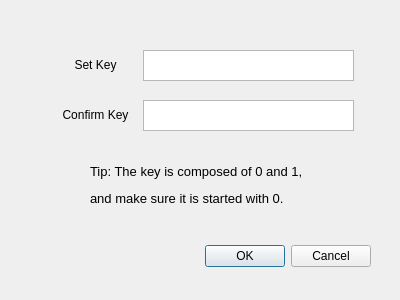
Above: keydialog.ui from valour01/FileManager before the change. Below: the same form after it.
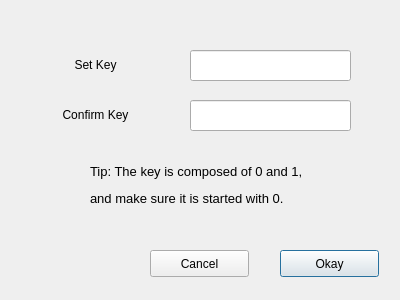
That is the form after the change.

The edit to the form file:
```diff
--- a/keydialog.ui
+++ b/keydialog.ui
@@ -13,22 +13,6 @@
   <property name="windowTitle">
    <string>Dialog</string>
   </property>
-  <widget class="QDialogButtonBox" name="buttonBox">
-   <property name="geometry">
-    <rect>
-     <x>30</x>
-     <y>240</y>
-     <width>341</width>
-     <height>32</height>
-    </rect>
-   </property>
-   <property name="orientation">
-    <enum>Qt::Horizontal</enum>
-   </property>
-   <property name="standardButtons">
-    <set>QDialogButtonBox::Cancel|QDialogButtonBox::Ok</set>
-   </property>
-  </widget>
   <widget class="QLabel" name="label">
    <property name="geometry">
     <rect>
@@ -68,22 +52,48 @@
     <string>&lt;html&gt;&lt;head/&gt;&lt;body&gt;&lt;p align=&quot;justify&quot;&gt;&lt;span style=&quot; font-size:10pt;&quot;&gt;Tip: The key is composed of 0 and 1, &lt;/span&gt;&lt;/p&gt;&lt;p align=&quot;justify&quot;&gt;&lt;span style=&quot; font-size:10pt;&quot;&gt;and make sure it is started with 0.&lt;/span&gt;&lt;/p&gt;&lt;/body&gt;&lt;/html&gt;</string>
    </property>
   </widget>
-  <widget class="QTextEdit" name="textEdit">
+  <widget class="QPushButton" name="pushButton">
    <property name="geometry">
     <rect>
-     <x>143</x>
+     <x>280</x>
+     <y>250</y>
+     <width>99</width>
+     <height>27</height>
+    </rect>
+   </property>
+   <property name="text">
+    <string>Okay</string>
+   </property>
+  </widget>
+  <widget class="QPushButton" name="pushButton_2">
+   <property name="geometry">
+    <rect>
+     <x>150</x>
+     <y>250</y>
+     <width>99</width>
+     <height>27</height>
+    </rect>
+   </property>
+   <property name="text">
+    <string>Cancel</string>
+   </property>
+  </widget>
+  <widget class="QLineEdit" name="key">
+   <property name="geometry">
+    <rect>
+     <x>190</x>
      <y>50</y>
-     <width>211</width>
+     <width>161</width>
      <height>31</height>
     </rect>
    </property>
   </widget>
-  <widget class="QTextEdit" name="textEdit_2">
+  <widget class="QLineEdit" name="confirm_key">
    <property name="geometry">
     <rect>
-     <x>143</x>
+     <x>190</x>
      <y>100</y>
-     <width>211</width>
+     <width>161</width>
      <height>31</height>
     </rect>
    </property>
```
Left out of the diff: 35 changed lines with no effect on the pictures.
